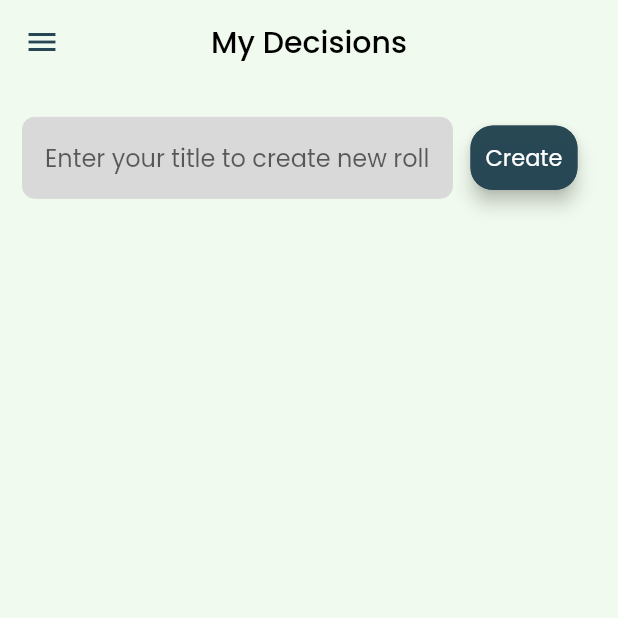
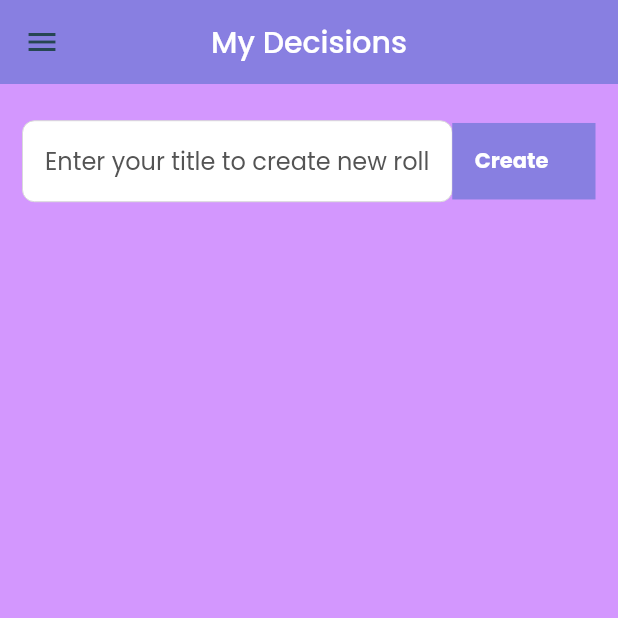
Before and after one commit to HeroesProjectTz/DecisionRoll-Flutter, a Flutter app: the UserDecisionsPage screen opened directly with empty values, on a phone screen of 412 x 824 dp, the top half of it. Run offline on Flutter 3.47's test engine with Material 2 defaults, Android fonts, the phone set to English and light mode, and no system bars; our stand-ins replace cloud_firestore, firebase_auth, firebase_core, flutter_riverpod, font_awesome_flutter, go_router and 4 more; missing offline and left inert: flutter_facebook_auth; accounts and stored records are empty.

Commit message:
user decisions modification

```diff
--- a/lib/common/my_appbar.dart
+++ b/lib/common/my_appbar.dart
@@ -5,7 +5,14 @@ class MyAppBar extends StatelessWidget implements PreferredSizeWidget {
   /// you can add more fields that meet your needs
   final double height;
   final String title;
-  const MyAppBar({this.title = '', this.height = kToolbarHeight, Key? key})
+  final Color color;
+  final Color titlecolor;
+  const MyAppBar(
+      {this.title = '',
+      this.color = whiteBackgroundColor,
+      this.titlecolor = Colors.black,
+      this.height = kToolbarHeight,
+      Key? key})
       : super(key: key);
 
   @override
@@ -14,10 +21,10 @@ class MyAppBar extends StatelessWidget implements PreferredSizeWidget {
     return AppBar(
       // height: preferredSize.height,/
       iconTheme: const IconThemeData(color: blueColor),
-      backgroundColor: whiteBackgroundColor,
+      backgroundColor: color,
       title: Text(title,
-          style: const TextStyle(
-            color: Colors.black,
+          style: TextStyle(
+            color: titlecolor,
           )),
       centerTitle: true,
       elevation: 0.0,
--- a/lib/common/my_drawer.dart
+++ b/lib/common/my_drawer.dart
@@ -1,11 +1,14 @@
-import 'package:decisionroll/providers/authentication/authentication_provider.dart';
-import 'package:decisionroll/utilities/colors.dart';
 import 'package:flutter/material.dart';
 import 'package:flutter_riverpod/flutter_riverpod.dart';
 import 'package:font_awesome_flutter/font_awesome_flutter.dart';
 import 'package:go_router/go_router.dart';
 
+import 'package:decisionroll/providers/authentication/authentication_provider.dart';
+import 'package:decisionroll/utilities/colors.dart';
+
 class MyDrawer extends ConsumerWidget {
+  const MyDrawer({Key? key}) : super(key: key);
+
   @override
   Widget build(BuildContext context, WidgetRef ref) {
     return Drawer(
--- /dev/null
+++ b/lib/screens/components/add_new_decision.dart
@@ -0,0 +1,44 @@
+import 'package:decisionroll/utilities/colors.dart';
+import 'package:flutter/material.dart';
+
+class AddNewDecisionWidget extends StatelessWidget {
+  const AddNewDecisionWidget({
+    Key? key,
+  }) : super(key: key);
+
+  @override
+  Widget build(BuildContext context) {
+    return Row(
+      children: [
+        const Expanded(
+          flex: 3,
+          child: TextField(
+            decoration: InputDecoration(
+              isDense: true,
+              contentPadding: EdgeInsets.all(15),
+              fillColor: Colors.white,
+              filled: true,
+              hintText: "Enter your title to create new roll",
+              hintStyle: TextStyle(
+                color: Color(0xff545454),
+              ),
+            ),
+          ),
+        ),
+        Expanded(
+          child: Container(
+            color: blueColor05,
+            padding: const EdgeInsets.symmetric(horizontal: 15, vertical: 15),
+            child: const Text(
+              "Create",
+              style: TextStyle(
+                color: Colors.white,
+                fontWeight: FontWeight.bold,
+              ),
+            ),
+          ),
+        ),
+      ],
+    );
+  }
+}
--- a/lib/screens/users/user_decisions_page.dart
+++ b/lib/screens/users/user_decisions_page.dart
@@ -1,10 +1,9 @@
 import 'package:decisionroll/common/bubble_loading_widget.dart';
 import 'package:decisionroll/common/my_appbar.dart';
 import 'package:decisionroll/common/my_drawer.dart';
-import 'package:decisionroll/common/option_view.dart';
 import 'package:decisionroll/common/sizeConfig.dart';
-import 'package:decisionroll/common/textfield_widget.dart';
 import 'package:decisionroll/providers/decisions/user_decisions_stream_provider.dart';
+import 'package:decisionroll/screens/components/add_new_decision.dart';
 import 'package:decisionroll/utilities/colors.dart';
 import 'package:flutter/material.dart';
 import 'package:flutter_riverpod/flutter_riverpod.dart';
@@ -23,9 +22,13 @@ class UserDecisionsPage extends ConsumerWidget {
     debugPrint("user decisions page: $userId");
     final decisionsAsync = ref.watch(userDecisionsStreamProvider(userId));
     return Scaffold(
-      backgroundColor: whiteBackgroundColor,
-      appBar: const MyAppBar(title: 'My Decisions'),
-      drawer: MyDrawer(),
+      backgroundColor: purpleColor,
+      appBar: const MyAppBar(
+        title: 'My Decisions',
+        titlecolor: Colors.white,
+        color: blueColor05,
+      ),
+      drawer: const MyDrawer(),
       body: Padding(
         padding: const EdgeInsets.symmetric(
           vertical: 8.0,
@@ -34,28 +37,8 @@ class UserDecisionsPage extends ConsumerWidget {
         child: Column(
           crossAxisAlignment: CrossAxisAlignment.start,
           children: [
-            SizedBox(
-              height: SizeConfig.screenHeight(c) * 0.1,
-              width: SizeConfig.screenWidth(c),
-              child: Row(
-                mainAxisAlignment: MainAxisAlignment.spaceAround,
-                children: [
-                  Expanded(
-                    child: TextFieldWidget(
-                        texttFieldController: newDecisionController,
-                        hintText: "Enter your title to create new roll"),
-                  ),
-                  SizedBox(
-                    child: InkWell(
-                        child: OptionView(
-                      blueColor02,
-                      "Create",
-                      padding: 10,
-                    )),
-                  )
-                ],
-              ),
-            ),
+            SizedBox(height: SizeConfig.screenHeight(c) * 0.02),
+            const AddNewDecisionWidget(),
             SizedBox(height: SizeConfig.screenHeight(c) * 0.05),
             decisionsAsync.maybeWhen(
                 orElse: () => const SizedBox(
@@ -72,11 +55,12 @@ class UserDecisionsPage extends ConsumerWidget {
                       // Text(decisionsList[index].title),
                       return InkWell(
                         onTap: () {
-                          GoRouter.of(context).push('/decision/${decision.id}');
+                          GoRouter.of(context)
+                              .push('/decision/${decision.title}');
                         },
                         child: Container(
                             decoration: BoxDecoration(
-                              color: blueColor02,
+                              color: Colors.white,
                               borderRadius: BorderRadius.circular(8),
                             ),
                             padding: const EdgeInsets.symmetric(
@@ -91,7 +75,7 @@ class UserDecisionsPage extends ConsumerWidget {
                                       text: 'Roll: ',
                                       style: const TextStyle(
                                           fontWeight: FontWeight.bold,
-                                          color: Colors.white,
+                                          color: Colors.black,
                                           fontSize: 15),
                                       children: <TextSpan>[
                                         TextSpan(
@@ -109,7 +93,7 @@ class UserDecisionsPage extends ConsumerWidget {
                                         text: 'Outcome: ',
                                         style: const TextStyle(
                                             fontWeight: FontWeight.bold,
-                                            color: Colors.white,
+                                            color: Colors.black,
                                             fontSize: 15),
                                         children: <TextSpan>[
                                           TextSpan(
@@ -128,7 +112,7 @@ class UserDecisionsPage extends ConsumerWidget {
                                         text: 'Owner: ',
                                         style: TextStyle(
                                             // fontWeight: FontWeight.bold,
-                                            color: Colors.white,
+                                            color: Colors.black,
                                             fontSize: 13),
                                         children: <TextSpan>[
                                           TextSpan(
@@ -146,7 +130,7 @@ class UserDecisionsPage extends ConsumerWidget {
                                         text: 'Status: ',
                                         style: TextStyle(
                                             // fontWeight: FontWeight.bold,
-                                            color: Colors.white,
+                                            color: Colors.black,
                                             fontSize: 13),
                                         children: <TextSpan>[
                                           TextSpan(
--- a/lib/utilities/colors.dart
+++ b/lib/utilities/colors.dart
@@ -8,3 +8,5 @@ const Color blueColor02 = Color.fromRGBO(38, 70, 83, 0.9);
 const Color blueColor03 = Color.fromRGBO(29, 50, 87, 1);
 const Color blueColor04 = Color.fromRGBO(29, 53, 87, 1);
 const Color greyColor = Color.fromRGBO(217, 217, 217, 1);
+const Color purpleColor = Color(0xffd397fe);
+const Color blueColor05 = Color(0xff887fe1);
```
